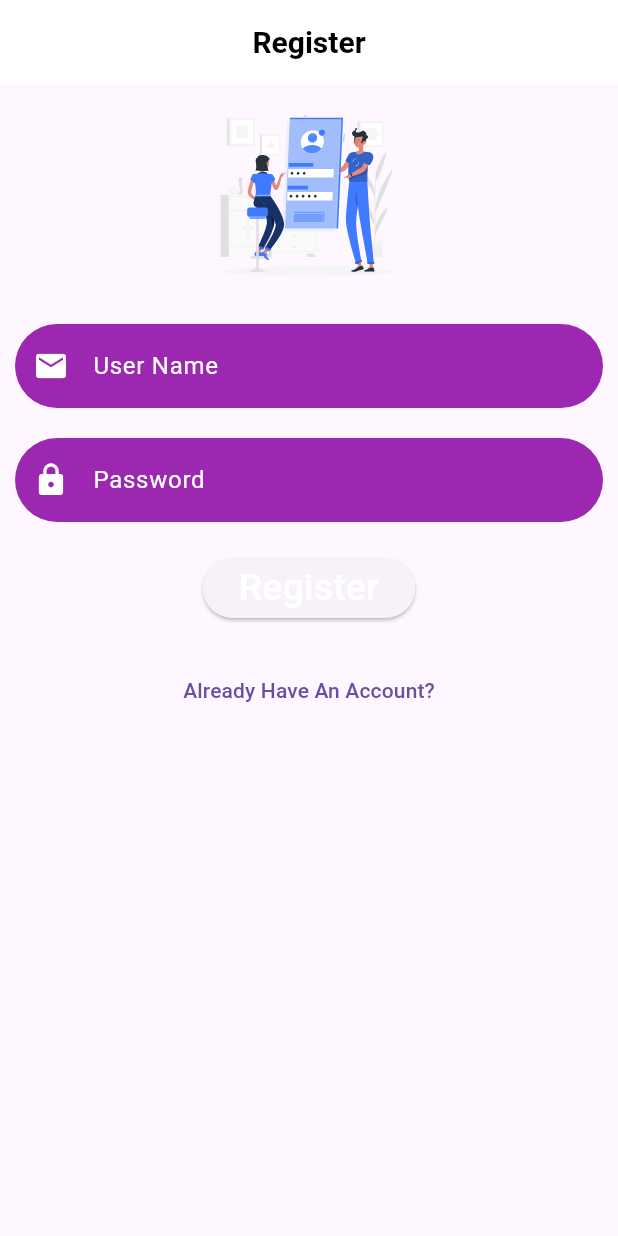
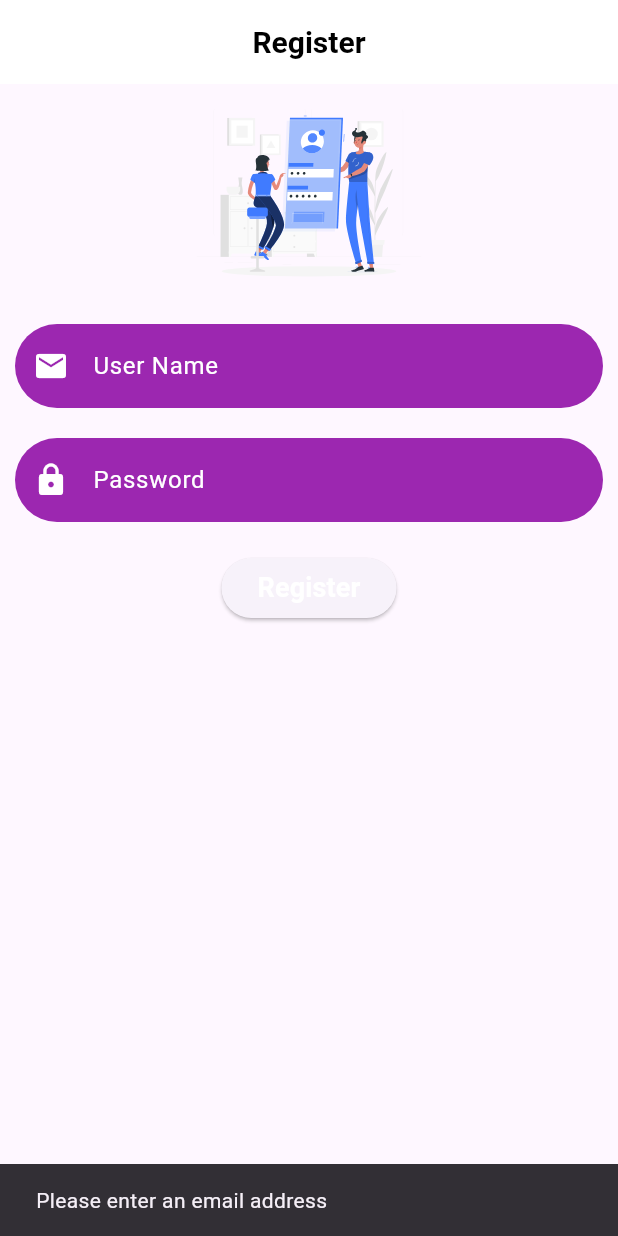
Before and after one commit to Keegan001/Hotels.com, a Flutter app: the screen it shows after launch, after a tap on "Register", on a phone screen of 412 x 824 dp. Run offline on Flutter 3.47's test engine with Material 3 defaults, Android fonts, the phone set to English and light mode, and no system bars; our stand-ins replace animated_splash_screen, firebase_auth, firebase_core, flutter_svg; accounts and stored records are empty.

Commit message:
handling edge cases

```diff
--- a/lib/main.dart
+++ b/lib/main.dart
@@ -1,8 +1,8 @@
+import 'package:app1/pages/navbar.dart';
 import 'package:app1/pages/registerpage.dart';
-//import 'package:firebase_auth/firebase_auth.dart';
+import 'package:firebase_auth/firebase_auth.dart';
 import 'package:flutter/material.dart';
 import 'package:animated_splash_screen/animated_splash_screen.dart';
-//import 'pages/landingpage.dart';
 import 'firebase_options.dart';
 import 'package:firebase_core/firebase_core.dart';
 
@@ -24,49 +24,60 @@ class MyApp extends StatelessWidget {
       theme: ThemeData(
         primarySwatch: Colors.purple,
       ),
-      home: const Screen(),
+      home: const AuthenticationWrapper(),
       debugShowCheckedModeBanner: false,
     );
   }
 }
 
-class Screen extends StatefulWidget {
-  const Screen({super.key});
+class AuthenticationWrapper extends StatefulWidget {
+  const AuthenticationWrapper({super.key});
 
   @override
-  State<Screen> createState() => _ScreenState();
+  _AuthenticationWrapperState createState() => _AuthenticationWrapperState();
 }
 
-class _ScreenState extends State<Screen> {
+class _AuthenticationWrapperState extends State<AuthenticationWrapper> {
+  @override
+  void initState() {
+    super.initState();
+    checkUserAuthentication();
+  }
+
+  void checkUserAuthentication() {
+    FirebaseAuth.instance.authStateChanges().listen((User? user) {
+      if (user == null) {
+        // User is not authenticated, show the splash screen and then navigate to the registration screen
+        Navigator.of(context).push(
+          MaterialPageRoute(
+            builder: (context) => AnimatedSplashScreen.withScreenFunction(
+              screenFunction: () async {
+                return RegScreen();
+              },
+              duration: 3000,
+              splash: Icons.area_chart_outlined,
+              splashTransition: SplashTransition.slideTransition,
+              backgroundColor: Colors.purpleAccent,
+            ),
+          ),
+        );
+      } else {
+        // User is authenticated, navigate to the landing page
+        Navigator.of(context).pushReplacement(
+          MaterialPageRoute(
+            builder: (context) => Navbar(),
+          ),
+        );
+      }
+    });
+  }
+
   @override
   Widget build(BuildContext context) {
-    return AnimatedSplashScreen.withScreenFunction(
-        screenFunction: () async {
-          return RegScreen();
-        },
-        duration: 3000,
-        splash: Icons.area_chart_outlined,
-        splashTransition: SplashTransition.slideTransition,
-        //pageTransitionType: PageTransitionType.downToUp,
-        backgroundColor: Colors.purpleAccent);
+    return Scaffold(
+      body: Center(
+        child: CircularProgressIndicator(),
+      ),
+    );
   }
 }
-
-/*authstate() {
-  FirebaseAuth.instance.authStateChanges().listen(
-    (User? user) {
-      if (user == null) {
-        RegScreen();
-      } else {
-        MainScreen();
-      }
-    },
-  );
-}
-
-if (FirebaseAuth.instance.currentUser != null) {
-            return MainScreen();
-          } else {
-            return RegScreen();
-          }
-*/
--- a/lib/pages/landingpage.dart
+++ b/lib/pages/landingpage.dart
@@ -1,7 +1,6 @@
-import 'package:app1/pages/navbar.dart';
+import 'package:app1/pages/Navbar.dart';
 import 'package:flutter/material.dart';
 import 'package:firebase_auth/firebase_auth.dart';
-import 'package:flutter/services.dart';
 import 'package:flutter_svg/flutter_svg.dart';
 //import 'homepage.dart';
 
@@ -127,7 +126,7 @@ class _MainScreenState extends State<MainScreen> {
                   user = userCredential.user;
                   if (user != Null) {
                     Navigator.push(context,
-                        MaterialPageRoute(builder: (context) => navbar()));
+                        MaterialPageRoute(builder: (context) => Navbar()));
                   }
                 } on FirebaseAuthException catch (e) {
                   print(e);
--- a/lib/pages/registerpage.dart
+++ b/lib/pages/registerpage.dart
@@ -1,8 +1,6 @@
 import 'package:app1/pages/landingpage.dart';
 import 'package:app1/pages/navbar.dart';
 import 'package:firebase_auth/firebase_auth.dart';
-//import 'package:firebase_core/firebase_core.dart';
-//import 'homepage.dart';
 import 'package:flutter/material.dart';
 import 'package:flutter_svg/flutter_svg.dart';
 
@@ -17,12 +15,14 @@ class _RegScreenState extends State<RegScreen> {
   final _emailcontroller = TextEditingController();
   final _password = TextEditingController();
   final _auth = FirebaseAuth.instance;
+
   @override
   void dispose() {
     _emailcontroller.dispose();
     _password.dispose();
     super.dispose();
   }
+
 
   @override
   Widget build(BuildContext context) {
@@ -124,40 +124,74 @@ class _RegScreenState extends State<RegScreen> {
                 ),
               ),
               onPressed: () async {
-                final mail = _emailcontroller.text;
-                final pass = _password.text;
+                final mail = _emailcontroller.text.trim(); // Trim whitespace
+                final pass = _password.text.trim();
+
+                // Basic Input Validation
+                if (mail.isEmpty) {
+                  ScaffoldMessenger.of(context).showSnackBar(
+                    const SnackBar(
+                      content: Text('Please enter an email address'),
+                    ),
+                  );
+                  return;
+                }
+
+                if (pass.isEmpty) {
+                  ScaffoldMessenger.of(context).showSnackBar(
+                    const SnackBar(
+                      content: Text('Please enter a password'),
+                    ),
+                  );
+                  return;
+                }
+
+                // Register the user with Firebase
                 try {
-                  final user = await _auth.createUserWithEmailAndPassword(
-                      email: mail, password: pass);
+                  final userCredential = await _auth.createUserWithEmailAndPassword(
+                    email: mail,
+                    password: pass,
+                  );
 
-                  if (user != Null) {
-                    Navigator.push(context,
-                        MaterialPageRoute(builder: (context) => navbar()));
+                  // Navigate to the landing page on successful registration
+                  Navigator.push(
+                    context,
+                    MaterialPageRoute(
+                      builder: (context) => MainScreen(),
+                    ),
+                  );
+                } on FirebaseAuthException catch (e) {
+                  if (e.code == 'weak-password') {
+                    ScaffoldMessenger.of(context).showSnackBar(
+                      const SnackBar(
+                        content: Text('The password provided is too weak.'),
+                      ),
+                    );
+                  } else if (e.code == 'email-already-in-use') {
+                    ScaffoldMessenger.of(context).showSnackBar(
+                      const SnackBar(
+                        content: Text('The account already exists for that email.'),
+                      ),
+                    );
                   }
                 } catch (e) {
-                  print(e);
+                  ScaffoldMessenger.of(context).showSnackBar(
+                    SnackBar(
+                      content: Text('Error: $e'),
+                    ),
+                  );
                 }
               },
               child: Text(
                 'Register',
-                style: TextStyle(color: Colors.white, fontSize: 25),
+                style: TextStyle(
+                  color: Colors.white,
+                  fontSize: 18,
+                  fontWeight: FontWeight.bold,
+                ),
               ),
             ),
           ),
-          const SizedBox(height: 10),
-          TextButton(
-            child: Text('Already Have An Account?'),
-            onPressed: () {
-              Navigator.push(
-                context,
-                MaterialPageRoute(
-                  builder: (context) {
-                    return MainScreen();
-                  },
-                ),
-              );
-            },
-          )
         ],
       ),
     );
```
Also changed, not shown: lib/pages/homepage.dart (+4 -4 lines), lib/pages/navbar.dart (+6 -6 lines), pubspec.lock, 1 other file.
